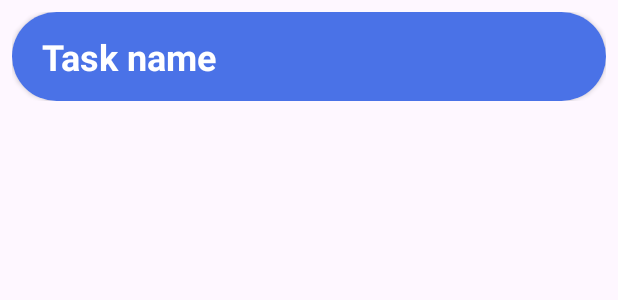
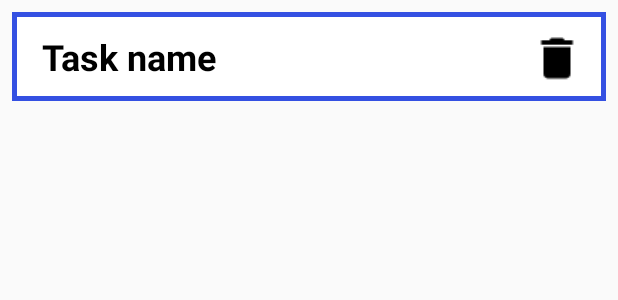
Before and after one commit to deepakdnayak/ToDo-App, an Android app: the layout task_card.xml on its own in the app's theme, with its tools: preview values and no code run, on a phone screen of 412 x 824 dp. Shown: the top 300 px of the screen. Run offline under Robolectric (Android 15) with nearby library versions, the phone set to English and light mode, and no system bars.

Commit message:
Completed Basic App

```diff
--- a/app/build.gradle.kts
+++ b/app/build.gradle.kts
@@ -36,7 +36,7 @@ android {
 }
 
 dependencies {
-
+    implementation(libs.gson)
     implementation(libs.androidx.core.ktx)
     implementation(libs.androidx.appcompat)
     implementation(libs.material)
--- /dev/null
+++ b/app/src/main/res/drawable/ic_delete.xml
@@ -0,0 +1,5 @@
+<vector xmlns:android="http://schemas.android.com/apk/res/android" android:height="24dp" android:tint="#000000" android:viewportHeight="24" android:viewportWidth="24" android:width="24dp">
+
+    <path android:fillColor="@android:color/white" android:pathData="M6,19c0,1.1 0.9,2 2,2h8c1.1,0 2,-0.9 2,-2V7H6v12zM19,4h-3.5l-1,-1h-5l-1,1H5v2h14V4z"/>
+
+</vector>
--- /dev/null
+++ b/app/src/main/res/drawable/rounded_button.xml
@@ -0,0 +1,5 @@
+<?xml version="1.0" encoding="utf-8"?>
+<shape xmlns:android="http://schemas.android.com/apk/res/android">
+    <solid android:color="#3450E2"/>
+    <corners android:radius="30dp"/>
+</shape>
--- /dev/null
+++ b/app/src/main/res/drawable/task_item.xml
@@ -0,0 +1,6 @@
+<?xml version="1.0" encoding="utf-8"?>
+<shape xmlns:android="http://schemas.android.com/apk/res/android">
+    <solid android:color="#FFFFFF"/>
+    <stroke android:width="3dp" android:color="#3450E2" />
+
+</shape>
--- a/app/src/main/res/layout/task_card.xml
+++ b/app/src/main/res/layout/task_card.xml
@@ -6,24 +6,34 @@
     android:layout_height="wrap_content"
     android:padding="8dp">
 
-    <androidx.cardview.widget.CardView
-        android:layout_width="match_parent"
-        android:layout_height="wrap_content"
-        app:cardCornerRadius="35dp">
+    <ImageButton
+        android:id="@+id/deleteButton"
+        android:layout_width="53dp"
+        android:layout_height="50dp"
+        android:layout_alignParentTop="true"
+        android:layout_alignParentEnd="true"
+        android:layout_gravity="right"
+        android:layout_marginTop="5dp"
+        android:layout_marginEnd="6dp"
+        android:background="@null"
+        android:contentDescription="Delete Task Button"
+        android:elevation="5dp"
+        android:scaleX="1.5"
+        android:scaleY="1.5"
+        app:srcCompat="@drawable/ic_delete" />
 
     <TextView
         android:id="@+id/taskText"
         android:layout_width="match_parent"
         android:layout_height="59dp"
-            android:background="#4A72E7"
+        android:background="@drawable/task_item"
         android:gravity="center"
         android:paddingStart="20dp"
         android:text="Task name"
         android:textAlignment="viewStart"
-            android:textColor="#FFFFFF"
+        android:textColor="#000000"
         android:textSize="24sp"
         android:textStyle="bold"
         tools:ignore="HardcodedText,RtlCompat,RtlSymmetry" />
-    </androidx.cardview.widget.CardView>
 
 </RelativeLayout>
--- a/app/src/main/res/values-night/themes.xml
+++ b/app/src/main/res/values-night/themes.xml
@@ -1,6 +1,6 @@
 <resources xmlns:tools="http://schemas.android.com/tools">
     <!-- Base application theme. -->
-    <style name="Base.Theme.TodoList" parent="Theme.Material3.DayNight.NoActionBar">
+    <style name="Base.Theme.TodoList" parent="Theme.AppCompat.Light.NoActionBar">
         <!-- Customize your dark theme here. -->
         <!-- <item name="colorPrimary">@color/my_dark_primary</item> -->
     </style>
--- a/app/src/main/res/values/themes.xml
+++ b/app/src/main/res/values/themes.xml
@@ -1,6 +1,6 @@
 <resources xmlns:tools="http://schemas.android.com/tools">
     <!-- Base application theme. -->
-    <style name="Base.Theme.TodoList" parent="Theme.Material3.DayNight.NoActionBar">
+    <style name="Base.Theme.TodoList" parent="Theme.AppCompat.Light.NoActionBar">
         <!-- Customize your light theme here. -->
         <!-- <item name="colorPrimary">@color/my_light_primary</item> -->
     </style>
--- a/gradle/libs.versions.toml
+++ b/gradle/libs.versions.toml
@@ -9,6 +9,7 @@ appcompat = "1.7.0"
 material = "1.12.0"
 activity = "1.9.2"
 constraintlayout = "2.1.4"
+gsonv = "2.8.9"
 
 [libraries]
 androidx-core-ktx = { group = "androidx.core", name = "core-ktx", version.ref = "coreKtx" }
@@ -19,6 +20,8 @@ androidx-appcompat = { group = "androidx.appcompat", name = "appcompat", version
 material = { group = "com.google.android.material", name = "material", version.ref = "material" }
 androidx-activity = { group = "androidx.activity", name = "activity", version.ref = "activity" }
 androidx-constraintlayout = { group = "androidx.constraintlayout", name = "constraintlayout", version.ref = "constraintlayout" }
+gson = { group = "com.google.code.gson", name = "gson", version.ref = "gsonv" }
+
 
 [plugins]
 android-application = { id = "com.android.application", version.ref = "agp" }
```
Also changed, not shown: app/src/main/java/com/example/todolist/MainActivity.kt (+48 -6 lines), app/src/main/java/com/example/todolist/TaskAdapter.kt (+10 -1 lines), app/src/main/res/drawable/ic_add.xml (added, +9 -0 lines), app/src/main/res/layout/activity_main.xml (+31 -24 lines), app/src/main/res/layout/dailogueform.xml (+12 -7 lines). Lines whose indentation alone changed are shown as unchanged.
